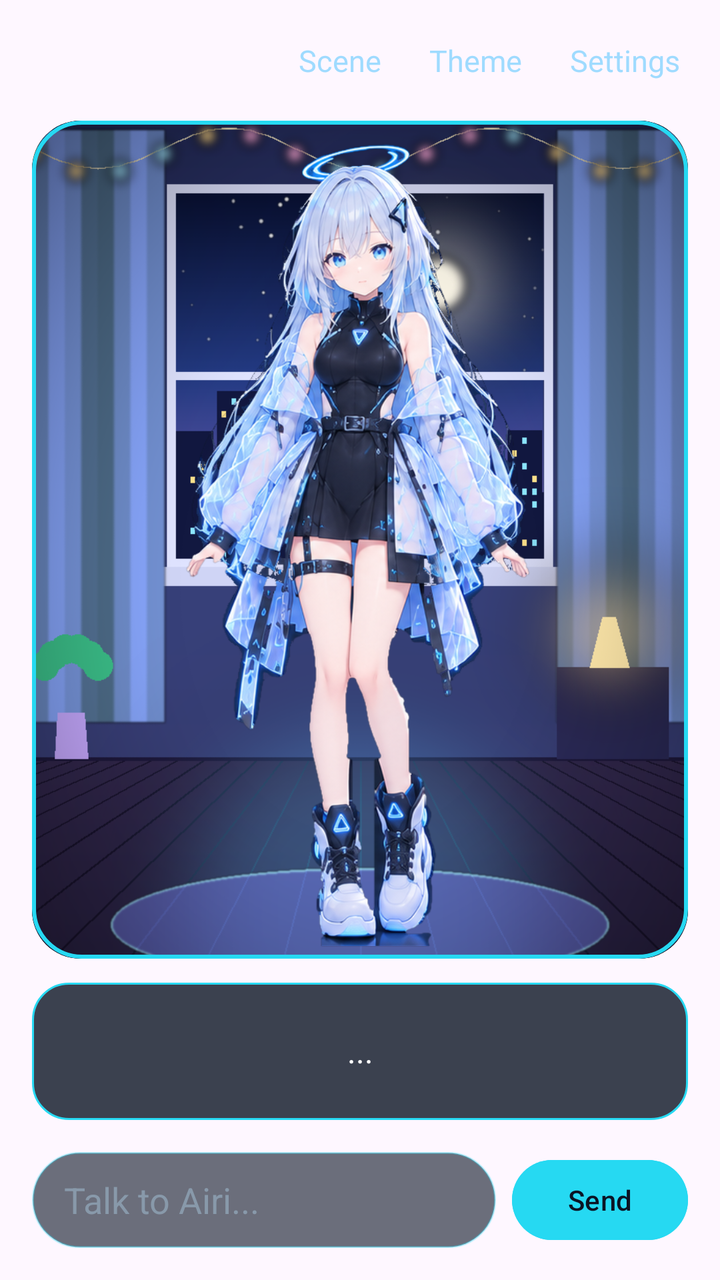
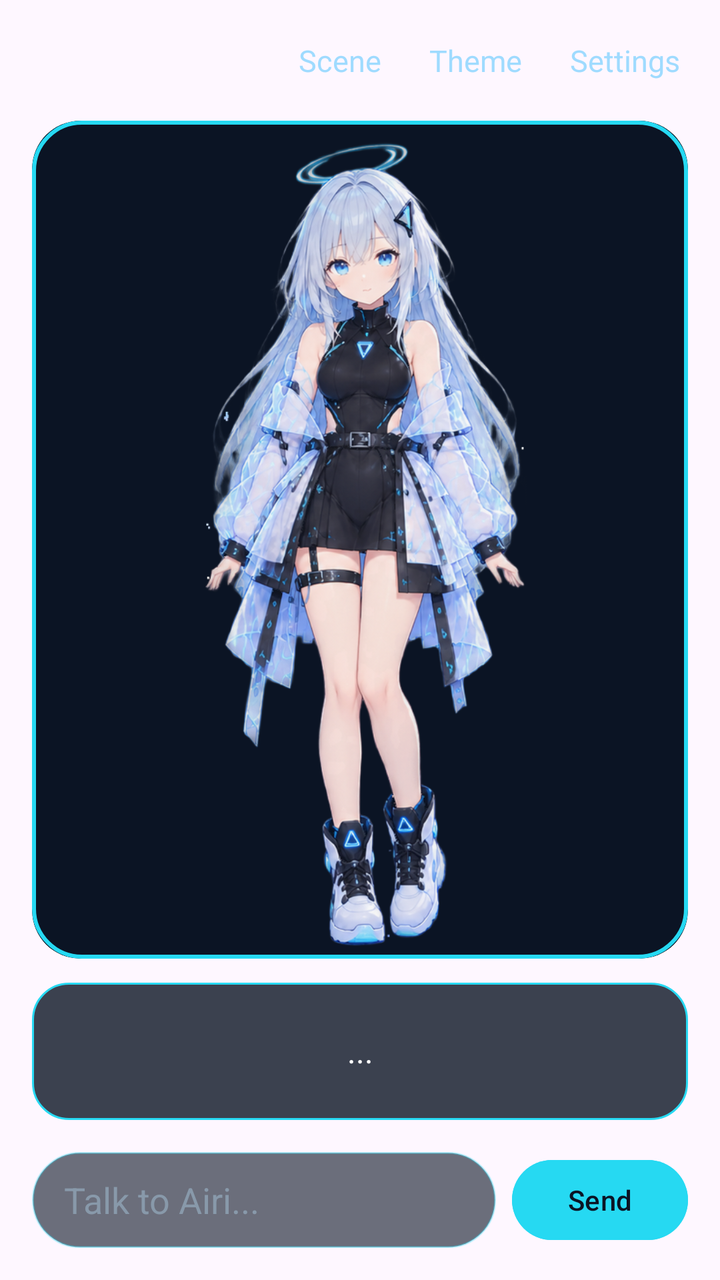

An Android layout rendered at two revisions. The XML below is the earlier revision; the diff shows what the commit changed to produce the second picture.
<!-- AndroidManifest.xml: application theme Theme.Airi -->
<!-- res/layout/activity_main.xml -->
<?xml version="1.0" encoding="utf-8"?>
<LinearLayout xmlns:android="http://schemas.android.com/apk/res/android"
    android:id="@+id/main"
    android:layout_width="match_parent"
    android:layout_height="match_parent"
    android:orientation="vertical">

    <LinearLayout
        android:layout_width="match_parent"
        android:layout_height="wrap_content"
        android:gravity="end"
        android:orientation="horizontal"
        android:padding="8dp">

        <TextView
            android:id="@+id/btnScene"
            android:layout_width="wrap_content"
            android:layout_height="wrap_content"
            android:clickable="true"
            android:focusable="true"
            android:padding="12dp"
            android:text="Scene"
            android:textColor="#9FDBFF"
            android:textSize="15sp" />

        <TextView
            android:id="@+id/btnBackground"
            android:layout_width="wrap_content"
            android:layout_height="wrap_content"
            android:clickable="true"
            android:focusable="true"
            android:padding="12dp"
            android:text="Theme"
            android:textColor="#9FDBFF"
            android:textSize="15sp" />

        <TextView
            android:id="@+id/btnSettings"
            android:layout_width="wrap_content"
            android:layout_height="wrap_content"
            android:clickable="true"
            android:focusable="true"
            android:padding="12dp"
            android:text="Settings"
            android:textColor="#9FDBFF"
            android:textSize="15sp" />
    </LinearLayout>

    <FrameLayout
        android:id="@+id/sceneCard"
        android:layout_width="match_parent"
        android:layout_height="0dp"
        android:layout_weight="1"
        android:layout_marginStart="16dp"
        android:layout_marginEnd="16dp"
        android:layout_marginBottom="12dp"
        android:background="@drawable/card_bg"
        android:clipToOutline="true"
        android:foreground="@drawable/card_stroke">

        <ImageView
            android:id="@+id/imgScene"
            android:layout_width="match_parent"
            android:layout_height="match_parent"
            android:scaleType="centerCrop"
            android:src="@drawable/bg_room" />

        <ImageView
            android:id="@+id/imgAiri"
            android:layout_width="wrap_content"
            android:layout_height="match_parent"
            android:layout_gravity="bottom|center_horizontal"
            android:adjustViewBounds="true"
            android:scaleType="fitCenter"
            android:src="@drawable/airi_full_neutral" />
    </FrameLayout>

    <TextView
        android:id="@+id/txtBubble"
        android:layout_width="match_parent"
        android:layout_height="wrap_content"
        android:layout_marginStart="16dp"
        android:layout_marginEnd="16dp"
        android:background="@drawable/bubble_bg"
        android:gravity="center"
        android:minLines="2"
        android:padding="14dp"
        android:text="..."
        android:textColor="#FFFFFF"
        android:textSize="16sp" />

    <LinearLayout
        android:layout_width="match_parent"
        android:layout_height="wrap_content"
        android:gravity="center_vertical"
        android:orientation="horizontal"
        android:padding="16dp">

        <EditText
            android:id="@+id/etMessage"
            android:layout_width="0dp"
            android:layout_height="48dp"
            android:layout_weight="1"
            android:background="@drawable/input_bg"
            android:hint="Talk to Airi..."
            android:imeOptions="actionSend"
            android:inputType="text"
            android:maxLines="1"
            android:paddingStart="16dp"
            android:paddingEnd="16dp"
            android:textColor="#FFFFFF"
            android:textColorHint="#8899AA" />

        <Button
            android:id="@+id/btnSend"
            android:layout_width="wrap_content"
            android:layout_height="48dp"
            android:layout_marginStart="8dp"
            android:backgroundTint="#26D9F2"
            android:text="Send"
            android:textColor="#0B1424" />
    </LinearLayout>

</LinearLayout>
<!-- resources referenced by this layout -->
<resources>
  <!-- drawable airi_full_neutral: png bitmap (drawable, 426958 bytes) -->
  <!-- drawable bg_room: png bitmap (drawable, 230587 bytes) -->
  <!-- drawable bubble_bg (drawable) -->
  <?xml version="1.0" encoding="utf-8"?>
  <shape xmlns:android="http://schemas.android.com/apk/res/android" android:shape="rectangle">
      <solid android:color="#CC0B1424" />
      <stroke android:width="1dp" android:color="#26D9F2" />
      <corners android:radius="18dp" />
  </shape>
  <!-- drawable card_bg (drawable) -->
  <?xml version="1.0" encoding="utf-8"?>
  <shape xmlns:android="http://schemas.android.com/apk/res/android" android:shape="rectangle">
      <solid android:color="#0B1424" />
      <corners android:radius="24dp" />
  </shape>
  <!-- drawable card_stroke (drawable) -->
  <?xml version="1.0" encoding="utf-8"?>
  <shape xmlns:android="http://schemas.android.com/apk/res/android" android:shape="rectangle">
      <stroke android:width="2dp" android:color="#26D9F2" />
      <corners android:radius="24dp" />
  </shape>
  <!-- drawable input_bg (drawable) -->
  <?xml version="1.0" encoding="utf-8"?>
  <shape xmlns:android="http://schemas.android.com/apk/res/android" android:shape="rectangle">
      <solid android:color="#990B1424" />
      <stroke android:width="1dp" android:color="#5526D9F2" />
      <corners android:radius="24dp" />
  </shape>
  <style name="Theme.Airi" parent="Base.Theme.Airi" />
  <style name="Base.Theme.Airi" parent="Theme.Material3.DayNight.NoActionBar">
          
          
      </style>
</resources>

<!-- the commit's change to res/layout/activity_main.xml (unified diff, before → after) -->
@@ -62,8 +62,7 @@
             android:id="@+id/imgScene"
             android:layout_width="match_parent"
             android:layout_height="match_parent"
-            android:scaleType="centerCrop"
-            android:src="@drawable/bg_room" />
+            android:scaleType="matrix" />
 
         <ImageView
             android:id="@+id/imgAiri"
@@ -72,7 +71,7 @@
             android:layout_gravity="bottom|center_horizontal"
             android:adjustViewBounds="true"
             android:scaleType="fitCenter"
-            android:src="@drawable/airi_full_neutral" />
+            android:src="@drawable/sprite_neutral" />
     </FrameLayout>
 
     <TextView
<!-- resource entries referenced after the edit -->
@@ -1,7 +1,5 @@
 <!-- resources referenced by this layout -->
 <resources>
-  <!-- drawable airi_full_neutral: png bitmap (drawable, 426958 bytes) -->
-  <!-- drawable bg_room: png bitmap (drawable, 230587 bytes) -->
   <!-- drawable bubble_bg (drawable) -->
   <?xml version="1.0" encoding="utf-8"?>
   <shape xmlns:android="http://schemas.android.com/apk/res/android" android:shape="rectangle">
@@ -28,6 +26,7 @@
       <stroke android:width="1dp" android:color="#5526D9F2" />
       <corners android:radius="24dp" />
   </shape>
+  <!-- drawable sprite_neutral: png bitmap (drawable-nodpi, 447298 bytes) -->
   <style name="Theme.Airi" parent="Base.Theme.Airi" />
   <style name="Base.Theme.Airi" parent="Theme.Material3.DayNight.NoActionBar">
           
